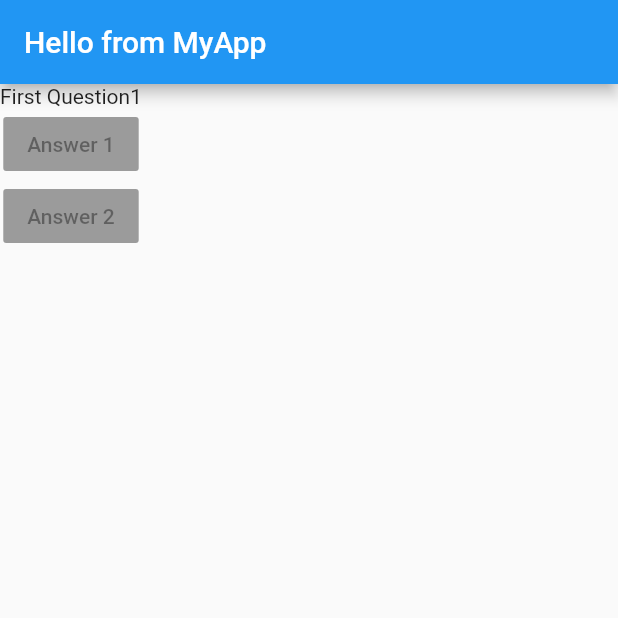
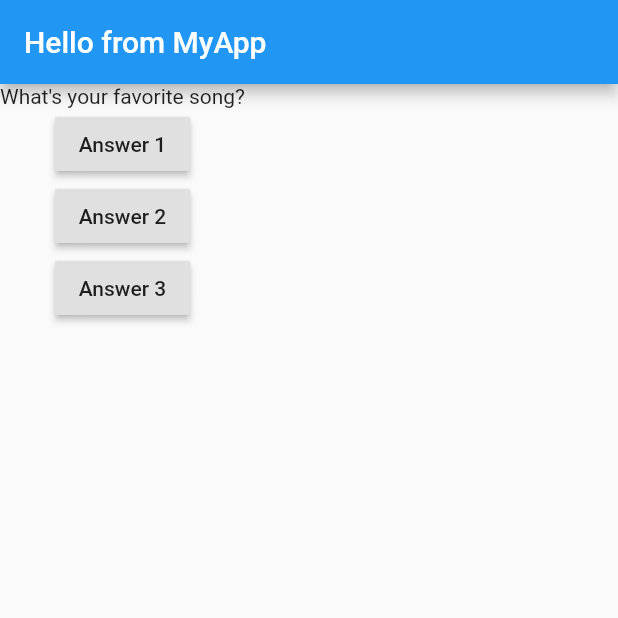
Before and after one commit to rakeshcheekatimala/flutter-learning, a Flutter app: the screen it shows after launch, on a phone screen of 412 x 824 dp, the top half of it. Run offline on Flutter 3.47's test engine with Material 2 defaults, Android fonts, the phone set to English and light mode, and no system bars.

```diff
--- a/first_app/lib/main.dart
+++ b/first_app/lib/main.dart
@@ -9,18 +9,45 @@ void main() {
 // everything in flutter in a widget , we need to create our widget
 // to create a widget , create a class that extends StatelessWidget or StatefulWidget
 
-class MyApp extends StatelessWidget {
+class MyApp extends StatefulWidget {
+
+  @override
+  State<StatefulWidget> createState() {
+    // TODO: implement createState
+    return  MyAppState();
+  }
+
+}
+
+// this tells flutter this state belongs to MyApp
+class MyAppState extends State<MyApp> {
   // This will be called by flutter to draw or render the widget on the screen
   // BuildContext context is a object that will be passed by flutter which holds the meta data about the overall application and widgetTree
+  var questionIndex = 0;
+  void answerQuestionHandler() {
+    // this will trigger the re-render of the application
+    setState((){
+      questionIndex = questionIndex+1;
+    });
 
+    print(questionIndex);
+  }
   @override
   Widget build(BuildContext context) {
+    var questions = ['What\'s your favorite song?','What\'s your favorite sport','What\'s your favorite color'];
+
     //Scaffhold gives you a base design and structure that gives the colorscheme which looks like a mobileWidget
     return MaterialApp(
         home: Scaffold(
-      appBar: AppBar(title: Text('Hello from MyApp')),
-      body: Column(children: [Text('First Question1'),RaisedButton(onPressed: null,child:Text('Answer 1')),RaisedButton(onPressed: null,child:Text('Answer 2'))],)
-    ));
+            appBar: AppBar(title: Text('Hello from MyApp')),
+            body: Column(
+              children: [
+                Text(questions[questionIndex]),
+                RaisedButton(onPressed: answerQuestionHandler, child: Text('Answer 1')),
+                RaisedButton(onPressed: answerQuestionHandler, child: Text('Answer 2')),
+                RaisedButton(onPressed: answerQuestionHandler, child: Text('Answer 3'))
+              ],
+            )));
     // home is the core widget will be mounted on the screen, this is called named parameters to the constructor
   }
 }
```
